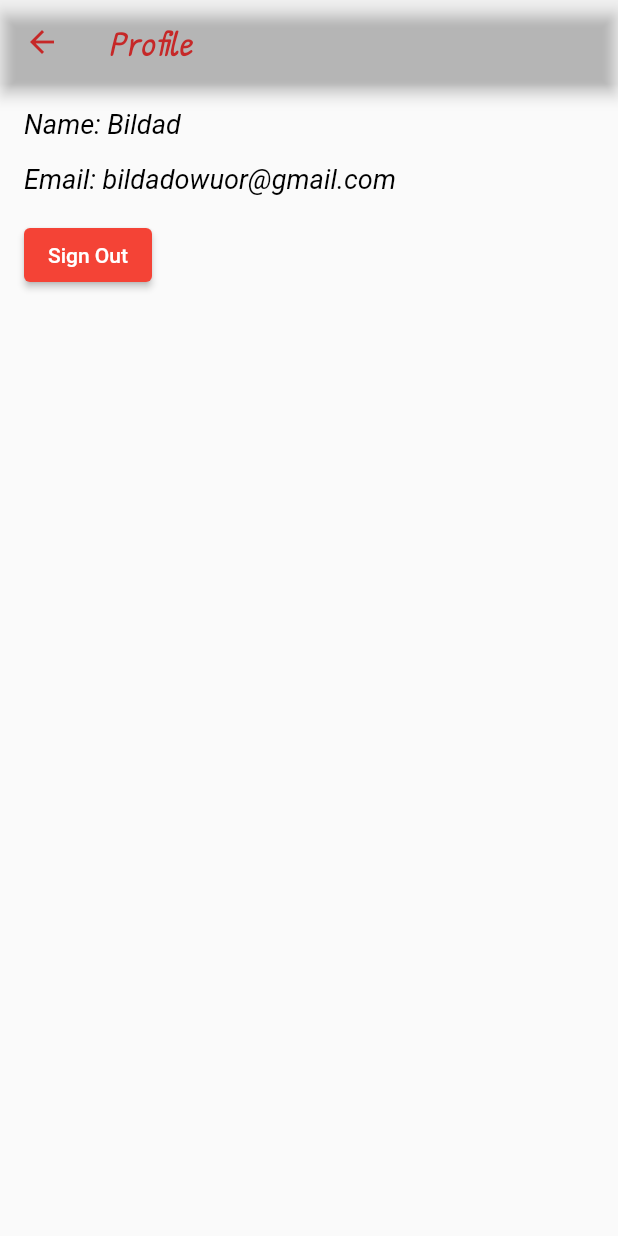
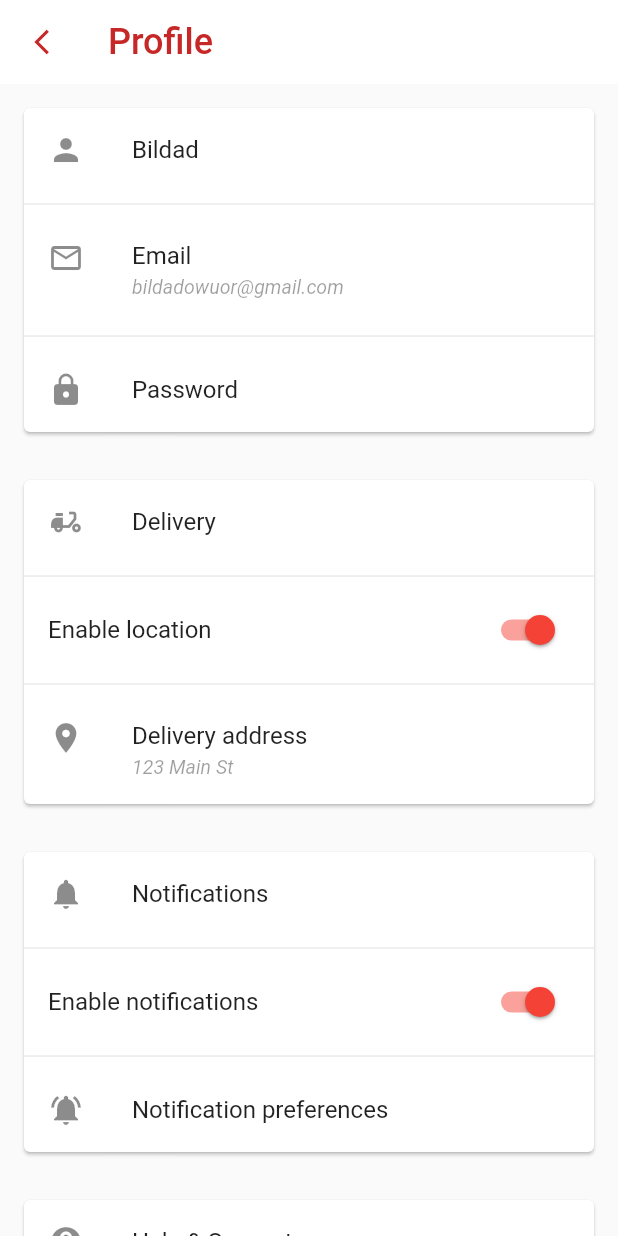
Before and after one commit to Bildad0/Delivery-App, a Flutter app: the MainDrawer widget shown alone on an empty page, opened directly, after a tap on an icon or button, on a phone screen of 412 x 824 dp. Run offline on Flutter 3.47's test engine with Material 2 defaults, Android fonts, the phone set to English and light mode, and no system bars; our stand-ins replace carousel_slider, flutter_datetime_picker, geocoding, geolocator, google_maps_flutter, shared_preferences; missing offline and left inert: open_settings; accounts and stored records are empty; network calls fail; Roboto replaces fonts that are missing (SawarabiGothic).

Commit message:
started working on user Profile setting

```diff
--- a/app/lib/Screens/cart.dart
+++ b/app/lib/Screens/cart.dart
@@ -27,10 +27,18 @@ class _CartScreenState extends State<CartScreen> {
     for (var item in cart) {
       totalCost += item.price;
     }
-
     if (cart.isEmpty) {
       return Scaffold(
         appBar: AppBar(
+          leading: IconButton(
+            onPressed: () {
+              Navigator.of(context).pop();
+            },
+            icon: const Icon(
+              Icons.arrow_back_ios_outlined,
+              size: 20,
+            ),
+          ),
           elevation: 0,
           foregroundColor: Colors.red,
           backgroundColor: Colors.transparent,
--- a/app/lib/Screens/favourite.dart
+++ b/app/lib/Screens/favourite.dart
@@ -29,6 +29,16 @@ class _FavoriteScreenState extends State<FavoriteScreen> {
     if (widget.favouriteMeals.isEmpty) {
       return Scaffold(
         appBar: AppBar(
+          automaticallyImplyLeading: false,
+          leading: IconButton(
+            onPressed: () {
+              Navigator.of(context).pop();
+            },
+            icon: const Icon(
+              Icons.arrow_back_ios_outlined,
+              size: 20,
+            ),
+          ),
           elevation: 0,
           backgroundColor: headerBackGround,
           foregroundColor: headerTextColor,
@@ -55,6 +65,16 @@ class _FavoriteScreenState extends State<FavoriteScreen> {
 
     return Scaffold(
       appBar: AppBar(
+        automaticallyImplyLeading: false,
+        leading: IconButton(
+          onPressed: () {
+            Navigator.of(context).pop();
+          },
+          icon: const Icon(
+            Icons.arrow_back_ios_outlined,
+            size: 20,
+          ),
+        ),
         elevation: 0,
         backgroundColor: headerBackGround,
         foregroundColor: headerTextColor,
@@ -71,7 +91,6 @@ class _FavoriteScreenState extends State<FavoriteScreen> {
           )
         ],
       ),
-        drawer: const MainDrawer(),
       body: GridView.builder(
         padding: const EdgeInsets.all(16),
         itemCount: widget.favouriteMeals.length,
@@ -91,6 +110,7 @@ class _FavoriteScreenState extends State<FavoriteScreen> {
             mealPrice: item[index].price,
           );
         },
-        ));
+      ),
+    );
   }
 }
--- a/app/lib/Screens/loginorsignup.dart
+++ b/app/lib/Screens/loginorsignup.dart
@@ -19,13 +19,15 @@ class _LoginScreenState extends State<LoginScreen> {
   Widget build(BuildContext context) {
     return Scaffold(
       appBar: AppBar(
+        automaticallyImplyLeading: false,
         backgroundColor: headerBackGround,
         elevation: 0,
         foregroundColor: headerTextColor,
         title: const Center(
           heightFactor: 8,
           child: Text("Login"),
-          )),
+        ),
+      ),
       body: SingleChildScrollView(
         child: Container(
           padding: const EdgeInsets.all(16.0),
--- a/app/lib/Screens/userprofile.dart
+++ b/app/lib/Screens/userprofile.dart
@@ -1,3 +1,6 @@
+import 'package:app/main.dart';
+
+import '/Screens/loginorsignup.dart';
 import 'package:flutter/material.dart';
 
 import '../Models/user.dart';
@@ -14,32 +17,145 @@ class _ProfileScreenState extends State<ProfileScreen> {
   @override
   Widget build(BuildContext context) {
     User user = ModalRoute.of(context)!.settings.arguments as User;
-
+    bool _isLocationEnabled = true;
+    bool _isNotificationsEnabled = true;
     return Scaffold(
       appBar: AppBar(
+        elevation: 0,
+        scrolledUnderElevation: 5,
+        backgroundColor: Colors.white,
+        leading: IconButton(
+          onPressed: () {
+            Navigator.of(context).pop();
+          },
+          icon: const Icon(
+            Icons.arrow_back_ios_outlined,
+            size: 20,
+          ),
+        ),
         title: const Text('Profile'),
       ),
-      body: Padding(
-        padding: const EdgeInsets.all(16),
+      body: SingleChildScrollView(
         child: Column(
-          crossAxisAlignment: CrossAxisAlignment.start,
+          crossAxisAlignment: CrossAxisAlignment.stretch,
           children: [
-            Text(
-              'Name: ${user.name}',
-              style: const TextStyle(fontSize: 18),
+            Card(
+              margin: const EdgeInsets.all(16),
+              child: Column(
+                crossAxisAlignment: CrossAxisAlignment.stretch,
+                children: [
+                  ListTile(
+                    leading: const Icon(Icons.person), //!TODO: add user image
+                    title: Text(user.name),
+                  ),
+                  const Divider(),
+                  ListTile(
+                    leading: const Icon(Icons.email_outlined),
+                    title: const Text("Email"),
+                    subtitle: Text(user.email),
+                    onTap: () {
+                      //!TODO: Add edit email widget
+                    },
+                  ),
+                  const Divider(),
+                  ListTile(
+                    leading: const Icon(Icons.lock),
+                    title: const Text("Password"),
+                    onTap: () {
+                      //!TODO: Add edit password widget
+                    },
+                  ),
+                ],
+              ),
             ),
-            const SizedBox(height: 16),
-            Text(
-              'Email: ${user.email}',
-              style: const TextStyle(fontSize: 18),
+            Card(
+              margin: const EdgeInsets.all(16),
+              child: Column(
+                crossAxisAlignment: CrossAxisAlignment.stretch,
+                children: [
+                  const ListTile(
+                    leading: Icon(Icons.delivery_dining),
+                    title: Text('Delivery'),
+                  ),
+                  const Divider(),
+                  SwitchListTile(
+                    value: _isLocationEnabled,
+                    title: const Text('Enable location'),
+                    onChanged: (value) {
+                      setState(() {
+                        _isLocationEnabled = value;
+                      });
+                    },
+                  ),
+                  const Divider(),
+                  ListTile(
+                    leading: const Icon(Icons.location_on),
+                    title: const Text('Delivery address'),
+                    subtitle: const Text('123 Main St'),
+                    onTap: () {
+                      // TODO: Navigate to delivery address editing screen
+                    },
+                  ),
+                ],
+              ),
             ),
-            const SizedBox(height: 16),
-            ElevatedButton(
-              child:
-                  const Text('Sign Out', style: TextStyle(color: Colors.white)),
-              onPressed: () {
-                // TODO: clear user details from local storage
-              },
+            Card(
+              margin: const EdgeInsets.all(16),
+              child: Column(
+                crossAxisAlignment: CrossAxisAlignment.stretch,
+                children: [
+                  const ListTile(
+                    leading: Icon(Icons.notifications),
+                    title: Text('Notifications'),
+                  ),
+                  const Divider(),
+                  SwitchListTile(
+                    value: _isNotificationsEnabled,
+                    title: const Text('Enable notifications'),
+                    onChanged: (value) {
+                      setState(() {
+                        _isNotificationsEnabled = value;
+                      });
+                    },
+                  ),
+                  const Divider(),
+                  ListTile(
+                    leading: const Icon(Icons.notifications_active),
+                    title: const Text('Notification preferences'),
+                    onTap: () {
+                      // TODO: Navigate to notification preferences screen
+                    },
+                  ),
+                ],
+              ),
+            ),
+            Card(
+              margin: const EdgeInsets.all(16),
+              child: Column(
+                crossAxisAlignment: CrossAxisAlignment.stretch,
+                children: [
+                  const ListTile(
+                    leading: Icon(Icons.help),
+                    title: Text('Help & Support'),
+                  ),
+                  const Divider(),
+                  ListTile(
+                    leading: const Icon(Icons.contact_support),
+                    title: const Text('Contact us'),
+                    onTap: () {
+                      // TODO: Navigate to contact us screen
+                    },
+                  ),
+                  const Divider(),
+                  ListTile(
+                    leading: const Icon(Icons.help_outline),
+                    title: const Text('FAQs'),
+                    onTap: () {
+                      // TODO: Navigate to FAQs screen
+                    },
+                  ),
+                ],
+              ),
             ),
           ],
         ),
--- a/app/lib/Widgets/main_drawer.dart
+++ b/app/lib/Widgets/main_drawer.dart
@@ -35,7 +35,7 @@ class _MainDrawerState extends State<MainDrawer> {
   themeListener() {
     if (mounted) {
       setState(() {
-        _themeManager.toggleTheme;
+        _themeManager.darkMode;
       });
     }
   }
@@ -141,13 +141,11 @@ class _MainDrawerState extends State<MainDrawer> {
       leading: Icon(
         color: headerTextColor,
         icon,
-        size: 25,
       ),
       title: Text(
         title,
         style: const TextStyle(
           fontWeight: FontWeight.normal,
-          fontSize: 18,
           fontFamily: 'SawarabiGothic',
         ),
       ),
@@ -174,6 +172,19 @@ class _MainDrawerState extends State<MainDrawer> {
 
     return Drawer(
       elevation: 0,
+      child: Container(
+        decoration: BoxDecoration(
+          gradient: LinearGradient(
+            colors: [
+              Colors.red.shade200,
+              Colors.white10,
+            ],
+            begin: const FractionalOffset(0.0, 0.0),
+            end: const FractionalOffset(0.0, 1.0),
+            stops: const [0.0, 1.0],
+            tileMode: TileMode.clamp,
+          ),
+        ),
         child: Column(
           crossAxisAlignment: CrossAxisAlignment.start,
           children: [
@@ -190,14 +201,6 @@ class _MainDrawerState extends State<MainDrawer> {
                 child: Column(
                   crossAxisAlignment: CrossAxisAlignment.start,
                   children: [
-                  const Text(
-                    "Navigation",
-                    style: TextStyle(
-                      fontWeight: FontWeight.bold,
-                      fontSize: 18,
-                      fontFamily: 'SawarabiGothic',
-                    ),
-                  ),
                     Padding(
                       padding: const EdgeInsets.all(10),
                       child: Column(
@@ -214,7 +217,7 @@ class _MainDrawerState extends State<MainDrawer> {
                             context,
                             "Orders",
                             "Order history",
-                          Icons.local_shipping_outlined,
+                            Icons.delivery_dining,
                             OrderHistoryScreen.routeName,
                             user,
                           ),
@@ -263,7 +266,7 @@ class _MainDrawerState extends State<MainDrawer> {
                           children: [
                             SwitchListTile(
                               title: const Text("Change theme"),
-                            value: _themeManager.themeMode == ThemeMode.light,
+                              value: ThemeMode == _themeManager.lightMode,
                               onChanged: (value) {
                                 _themeManager.toggleTheme(value);
                               },
@@ -279,6 +282,7 @@ class _MainDrawerState extends State<MainDrawer> {
             ),
           ],
         ),
+      ),
     );
   }
 }
--- a/app/lib/main.dart
+++ b/app/lib/main.dart
@@ -152,7 +152,7 @@ class _MyAppState extends State<MyApp> {
       title: 'RebDelivery',
       theme: lightTheme,
       darkTheme: darkTheme,
-      themeMode: _themeManager.themeMode,
+      themeMode: _themeManager.lightThemeMode,
       initialRoute: "/",
       onUnknownRoute: (settings) {
         return MaterialPageRoute(
--- a/app/lib/theme/theme_constants.dart
+++ b/app/lib/theme/theme_constants.dart
@@ -20,9 +20,9 @@ ThemeData lightTheme = ThemeData(
     ),
     titleLarge: TextStyle(
       color: headerTextColor,
-      fontStyle: FontStyle.italic,
+      fontStyle: FontStyle.normal,
       fontSize: 24,
-      fontFamily: 'PatrickHand',
+      fontFamily: 'SawarabiGothic',
     ),
     bodyMedium: TextStyle(
       color: bodyTextColor,
@@ -49,4 +49,4 @@ const headerTextColor = Colors.red;
 const bodyTextColor = Colors.black;
 const headerBackGround = Colors.transparent;
 const descriptionColor = Colors.grey;
-const amountColor = Colors.greenAccent;
+const amountColor = Colors.black38;
--- a/app/lib/theme/theme_manager.dart
+++ b/app/lib/theme/theme_manager.dart
@@ -1,12 +1,12 @@
 import 'package:flutter/material.dart';
 
 class ThemeManager with ChangeNotifier {
-  ThemeMode _themeMode = ThemeMode.light;
-
-  get themeMode => _themeMode;
-
+  ThemeMode lightThemeMode = ThemeMode.light;
+  ThemeMode darkThemeMode = ThemeMode.dark;
+  get lightMode => lightThemeMode;
+  get darkMode => darkThemeMode;
   toggleTheme(bool isDark) {
-    _themeMode = isDark ? ThemeMode.light : ThemeMode.dark;
+    lightThemeMode = isDark ? ThemeMode.light : ThemeMode.dark;
     notifyListeners();
   }
 }
```
Lines whose indentation alone changed are shown as unchanged.
